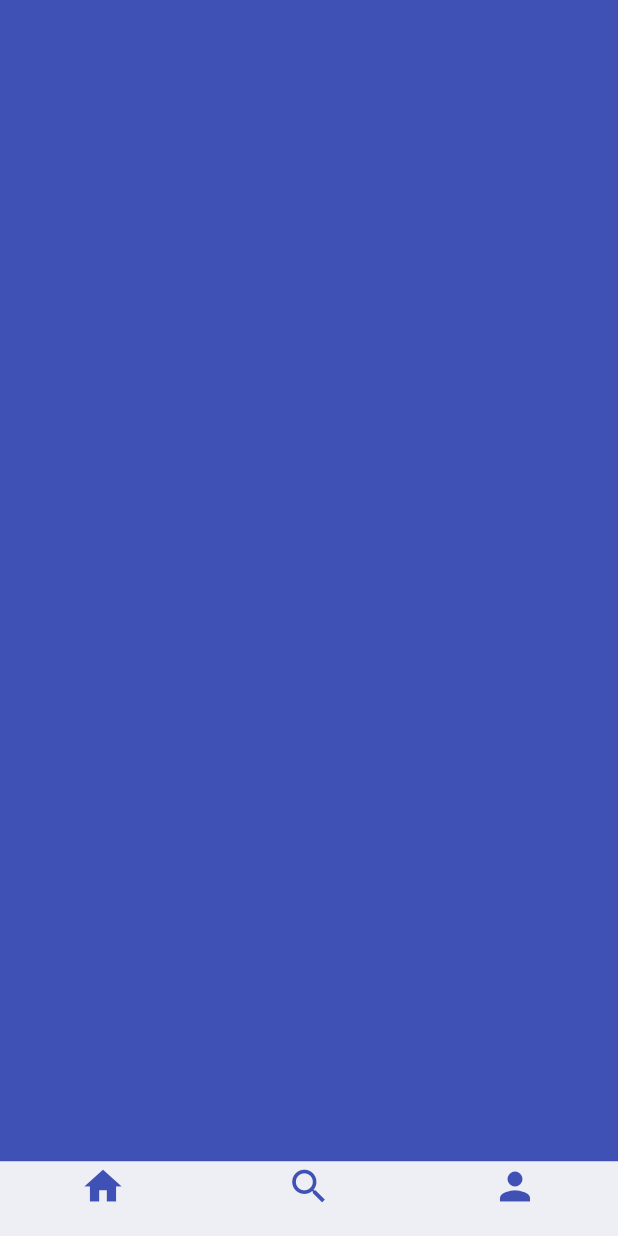
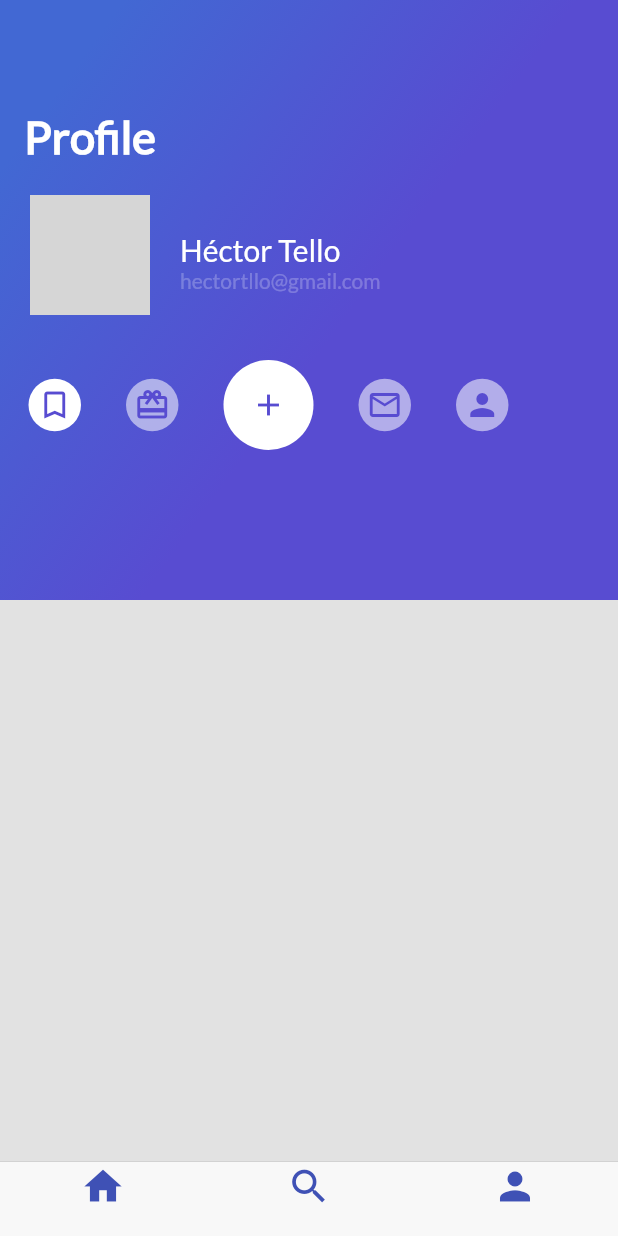
Before and after one commit to hectortllo/flutter_trips_app, a Flutter app: the screen it shows after launch, item 3 of the bottom bar chosen, on a phone screen of 412 x 824 dp. Run offline on Flutter 3.47's test engine with Material 2 defaults, Android fonts, the phone set to English and light mode, and no system bars; missing offline and left inert: dart:ffi; grey boxes are pictures that could not be loaded.

Commit message:
Primer parte del cuarto reto completada

```diff
--- a/lib/gradient_back.dart
+++ b/lib/gradient_back.dart
@@ -1,14 +1,15 @@
+import 'dart:ffi';
 import 'package:flutter/material.dart';
 
 class GradientBack extends StatelessWidget {
-
+  double heightGradient;
   String title = "Popular";
-  GradientBack(this.title);
+  GradientBack(this.title, this.heightGradient);
   @override
   Widget build(BuildContext context) {
 
     return Container(
-      height: 250.0,
+      height: heightGradient,
       decoration: BoxDecoration(
         gradient: LinearGradient(
           colors: [
--- a/lib/header_appbar.dart
+++ b/lib/header_appbar.dart
@@ -7,7 +7,7 @@ class HeaderAppBar extends StatelessWidget {
   Widget build(BuildContext context) {
     return Stack(
       children: <Widget>[
-        GradientBack("Bienvenido"),
+        GradientBack("Bienvenido", 250.0),
         CardImageList()
       ],
     );
--- a/lib/profile_trips.dart
+++ b/lib/profile_trips.dart
@@ -1,10 +1,15 @@
 import 'package:flutter/material.dart';
+import 'package:platzi_trips_app/gradient_back.dart';
+import 'user_details.dart';
 
 class ProfileTrips extends StatelessWidget {
   @override
   Widget build(BuildContext context) {
-    return Container(
-      color: Colors.indigo,
+    return Stack(
+      children: <Widget>[
+        GradientBack("Profile", 400.0),
+        UserDetails()
+      ],
     );
   }
 }
--- /dev/null
+++ b/lib/user_details.dart
@@ -0,0 +1,131 @@
+import 'package:flutter/material.dart';
+
+class UserDetails extends StatelessWidget {
+
+  @override
+  Widget build(BuildContext context) {
+    final photo = Container(
+    margin: EdgeInsets.only(
+      top: 130.0,
+      left: 20.0
+    ),
+    width: 80.0,
+    height: 80.0,
+    decoration: BoxDecoration(
+      shape: BoxShape.circle,
+      image: DecorationImage(
+        fit: BoxFit.cover,
+        image: AssetImage("assets/img/profile.jpg"),
+        ),
+        border: Border.all(
+          width: 2.0,
+          color: Colors.white
+        )
+      ),
+    );
+
+    final userName = Container(
+      margin: EdgeInsets.only(
+        top: 140.0,
+        left: 20.0
+      ),
+      child: Text(
+        "Héctor Tello",
+        textAlign: TextAlign.left,
+        style: TextStyle(
+          fontSize: 20.0,
+          color: Colors.white,
+          fontFamily: "Lato"
+        ),
+      ),
+    );
+
+    final userEmail = Container(
+      margin: EdgeInsets.only(
+        top: 0.0,
+        left: 20.0
+      ),
+      child: Text(
+        "hectortllo@gmail.com",
+        textAlign: TextAlign.left,
+        style: TextStyle(
+          color: Colors.white24,
+          fontSize: 14.0,
+          fontFamily: "Lato"
+        ),
+      ),
+    );
+
+    final user = Column(
+      crossAxisAlignment: CrossAxisAlignment.start,
+      children: <Widget>[
+        userName,
+        userEmail
+      ],
+    );
+
+    final userInformation = Column(
+      children: <Widget>[
+        Row(
+          children: <Widget>[
+            photo,
+            user
+          ],
+        )
+      ],
+    );
+
+    Widget createIcon(IconData iconData, double height,
+      double weight, Color color){
+      return Container(
+        margin: EdgeInsets.only(
+          top: 30.0,
+          right: 15.0,
+          left: 15.0
+        ),
+        height: height,
+        width: weight,
+        child: Icon(
+          iconData,
+          color: Color(0xFF584CD1),
+        ),
+        decoration: BoxDecoration(
+          shape: BoxShape.circle,
+          color: color
+        ),
+      );
+    }
+
+    final icons = Row(
+      children: <Widget>[
+        Container(
+          margin: EdgeInsets.only(
+            top: 20.0,
+            left: 2.0,
+            right: 2.0
+          ),
+        ),
+        Row(
+          children: <Widget>[
+            createIcon(Icons.bookmark_border, 35.0, 35.0, Colors.white),
+            createIcon(Icons.card_giftcard, 35.0, 35.0, Colors.white54),
+            createIcon(Icons.add, 60.0, 60.0, Colors.white),
+            createIcon(Icons.mail_outline, 35.0, 35.0, Colors.white54),
+            createIcon(Icons.person, 35.0, 35.0, Colors.white54),
+          ],
+        )
+      ],
+    );
+
+    return Column(
+      children: <Widget>[
+        Column(
+          children: <Widget>[
+            userInformation,
+            icons
+          ],
+        )
+      ],
+    );
+  }
+}
--- a/pubspec.yaml
+++ b/pubspec.yaml
@@ -47,6 +47,7 @@ flutter:
     - assets/img/river.jpeg
     - assets/img/sunset.jpeg
     - assets/img/beach_palm.jpeg
+    - assets/img/profile.jpg
   fonts:
     - family: "Lato"
       fonts:
```
